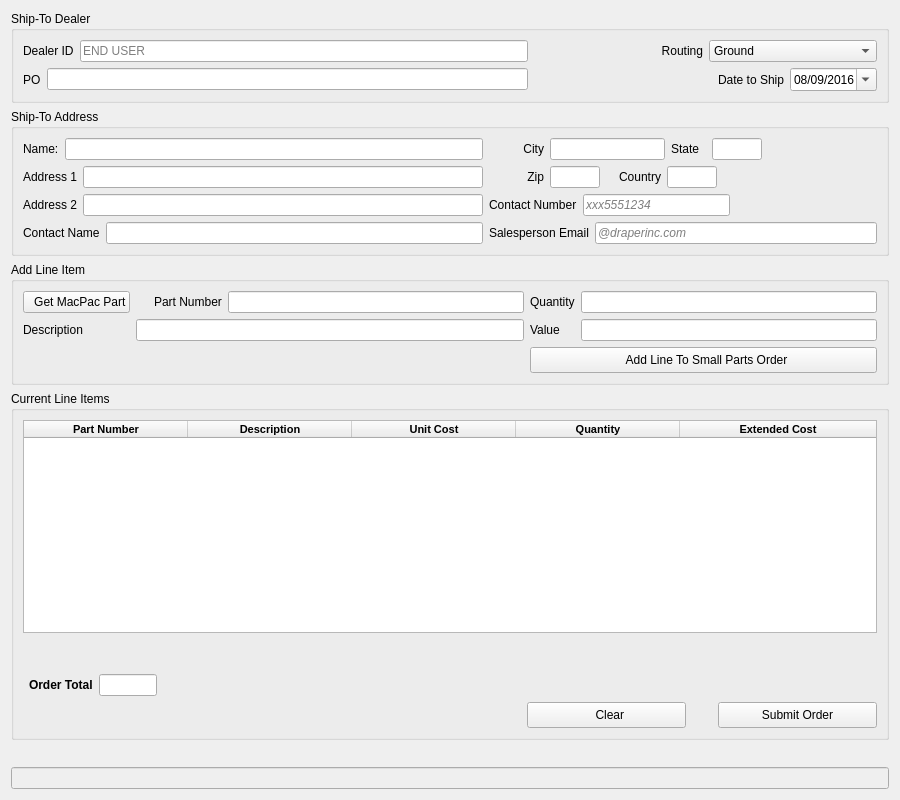
The window that View/setuptab.ui (topherMcDonald/SPO) describes before a commit, drawn with Qt 5.
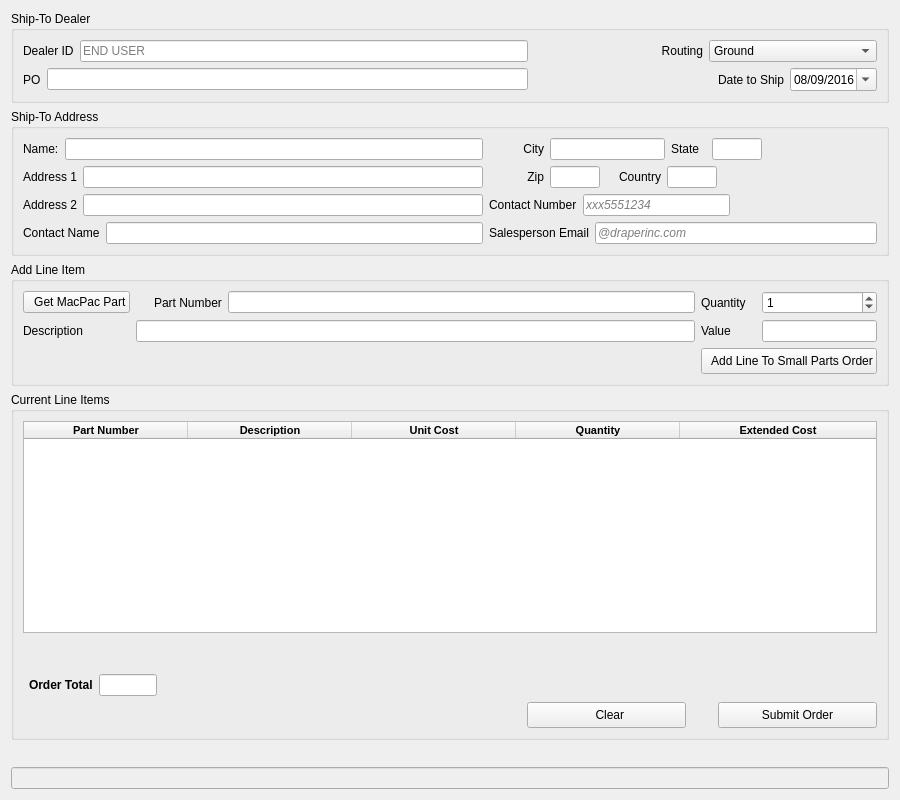
The same window after the commit. Icons and pictures are not drawn.

Commit message:
Spin box added
spin box replaced line edit box

The edit to the form file:
```diff
--- a/View/setuptab.ui
+++ b/View/setuptab.ui
@@ -38,30 +38,32 @@
       <string>Add Line Item</string>
      </property>
      <layout class="QGridLayout" name="gridLayout_2">
-      <item row="0" column="6">
-       <widget class="QLabel" name="lblAddLineItem_Quantity">
+      <item row="4" column="6" colspan="3">
+       <widget class="QPushButton" name="btnAddLineItem_AddLine">
+        <property name="sizePolicy">
+         <sizepolicy hsizetype="Expanding" vsizetype="Fixed">
+          <horstretch>0</horstretch>
+          <verstretch>0</verstretch>
+         </sizepolicy>
+        </property>
+        <property name="minimumSize">
+         <size>
+          <width>0</width>
+          <height>26</height>
+         </size>
+        </property>
+        <property name="maximumSize">
+         <size>
+          <width>347</width>
+          <height>16777215</height>
+         </size>
+        </property>
         <property name="text">
-         <string>Quantity</string>
+         <string>  Add Line To Small Parts Order</string>
         </property>
-       </widget>
-      </item>
-      <item row="0" column="5">
-       <widget class="QLineEdit" name="leAddLineItem_PartNumber">
-        <property name="readOnly">
-         <bool>true</bool>
-        </property>
-       </widget>
-      </item>
-      <item row="0" column="7">
-       <widget class="QLineEdit" name="leAddLineItem_Quantity">
-        <property name="toolTip">
-         <string>Required field.</string>
-        </property>
-        <property name="toolTipDuration">
-         <number>-1</number>
-        </property>
-        <property name="statusTip">
-         <string>Required Field</string>
+        <property name="icon">
+         <iconset resource="../sporesource.qrc">
+          <normaloff>:/root/qtAppIcons/Add.png</normaloff>:/root/qtAppIcons/Add.png</iconset>
         </property>
        </widget>
       </item>
@@ -72,6 +74,13 @@
         </property>
        </widget>
       </item>
+      <item row="0" column="5">
+       <widget class="QLineEdit" name="leAddLineItem_PartNumber">
+        <property name="readOnly">
+         <bool>true</bool>
+        </property>
+       </widget>
+      </item>
       <item row="0" column="0">
        <widget class="QPushButton" name="btnAddLineItem_GetMacPacPart">
         <property name="sizePolicy">
@@ -89,42 +98,6 @@
         </property>
        </widget>
       </item>
-      <item row="4" column="6" colspan="2">
-       <widget class="QPushButton" name="btnAddLineItem_AddLine">
-        <property name="sizePolicy">
-         <sizepolicy hsizetype="Expanding" vsizetype="Fixed">
-          <horstretch>0</horstretch>
-          <verstretch>0</verstretch>
-         </sizepolicy>
-        </property>
-        <property name="minimumSize">
-         <size>
-          <width>0</width>
-          <height>26</height>
-         </size>
-        </property>
-        <property name="maximumSize">
-         <size>
-          <width>347</width>
-          <height>16777215</height>
-         </size>
-        </property>
-        <property name="text">
-         <string>  Add Line To Small Parts Order</string>
-        </property>
-        <property name="icon">
-         <iconset resource="../sporesource.qrc">
-          <normaloff>:/root/qtAppIcons/Add.png</normaloff>:/root/qtAppIcons/Add.png</iconset>
-        </property>
-       </widget>
-      </item>
-      <item row="3" column="0">
-       <widget class="QLabel" name="lblAddLineItem_Description">
-        <property name="text">
-         <string>Description</string>
-        </property>
-       </widget>
-      </item>
       <item row="3" column="1" colspan="5">
        <widget class="QLineEdit" name="leAddlineItem_Description">
         <property name="layoutDirection">
@@ -138,10 +111,10 @@
         </property>
        </widget>
       </item>
-      <item row="3" column="7">
-       <widget class="QLineEdit" name="leAddLineItem_Value">
-        <property name="readOnly">
-         <bool>true</bool>
+      <item row="3" column="0">
+       <widget class="QLabel" name="lblAddLineItem_Description">
+        <property name="text">
+         <string>Description</string>
         </property>
        </widget>
       </item>
@@ -152,6 +125,33 @@
         </property>
        </widget>
       </item>
+      <item row="0" column="6">
+       <widget class="QLabel" name="lblAddLineItem_Quantity">
+        <property name="text">
+         <string>Quantity</string>
+        </property>
+       </widget>
+      </item>
+      <item row="0" column="7" colspan="2">
+       <widget class="QSpinBox" name="spinBoxAddLineItem_Quantity">
+        <property name="minimum">
+         <number>0</number>
+        </property>
+        <property name="maximum">
+         <number>99999</number>
+        </property>
+        <property name="value">
+         <number>1</number>
+        </property>
+       </widget>
+      </item>
+      <item row="3" column="7" colspan="2">
+       <widget class="QLineEdit" name="leAddLineItem_Value">
+        <property name="readOnly">
+         <bool>true</bool>
+        </property>
+       </widget>
+      </item>
      </layout>
     </widget>
    </item>
```
Left out of the diff: 1 changed line with no effect on the pictures. The commit also changes 2 other files.
